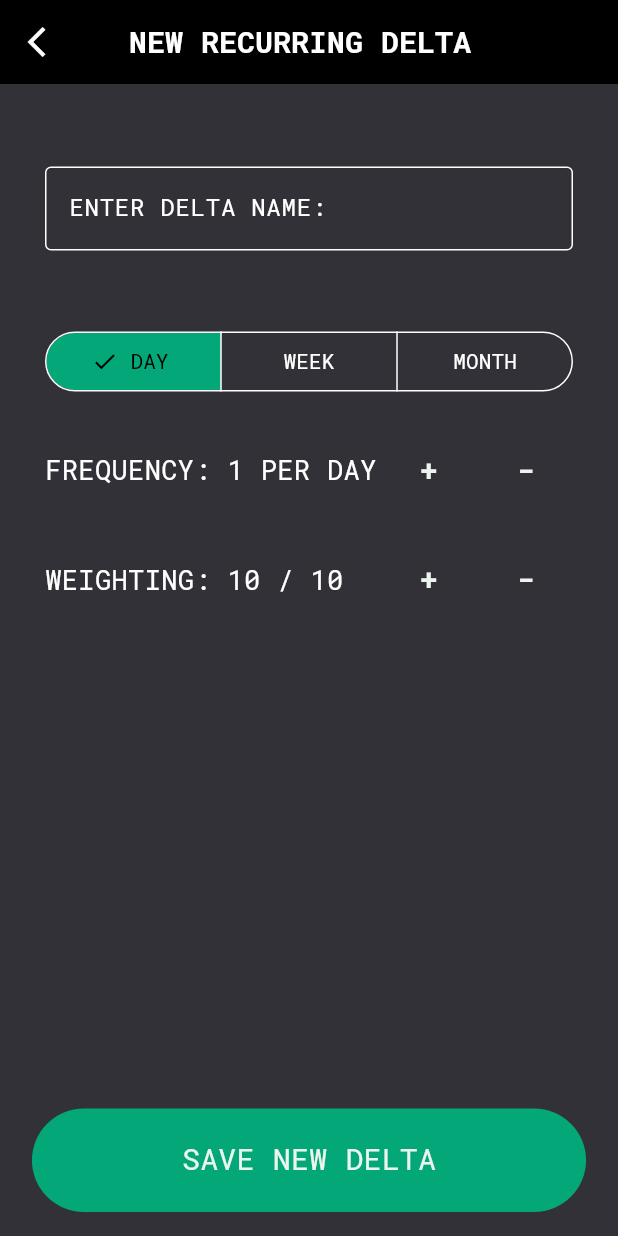
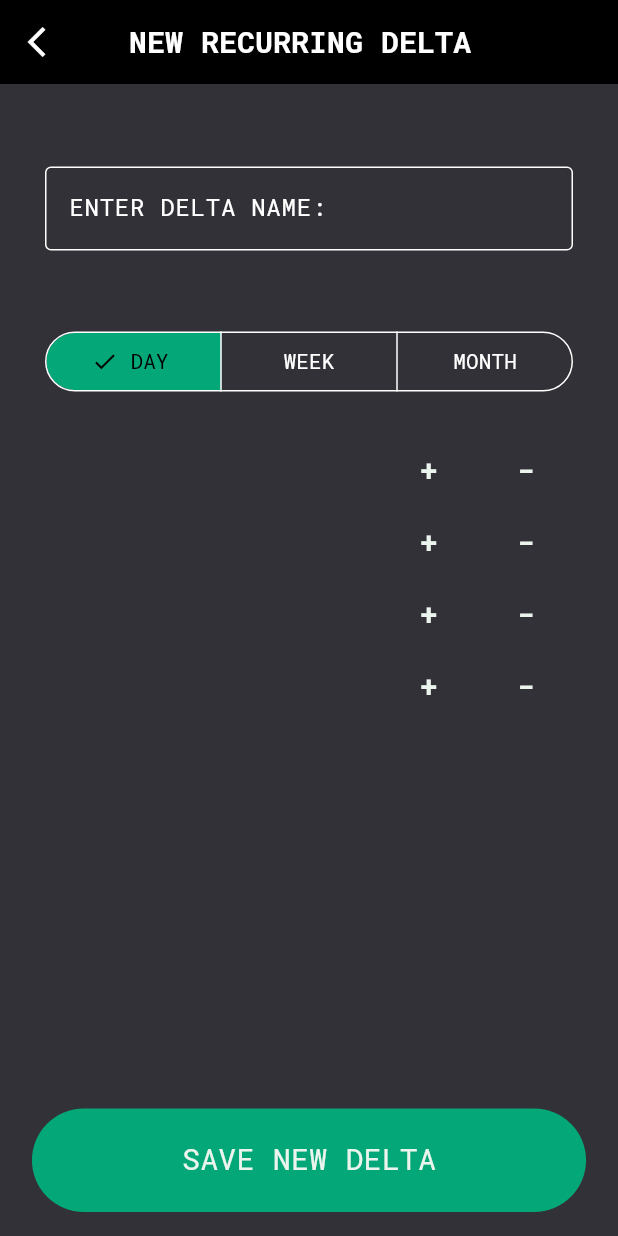
Before and after one commit to ItsThompson/neo_delta, a Flutter app: the NewRecurringPage screen opened by its route, on a phone screen of 412 x 824 dp. Run offline on Flutter 3.47's test engine with Material 3 defaults, Android fonts, the phone set to English and light mode, and no system bars; our stand-ins replace fl_chart, go_router, sqflite; missing offline and left inert: format; accounts and stored records are empty.

Commit message:
feat(recurring_delta): Added MV, EV, OV to recurring_delta

```diff
--- a/lib/pages/new_landmark_delta.dart
+++ b/lib/pages/new_landmark_delta.dart
@@ -4,8 +4,7 @@ import 'package:neo_delta/database/database.dart';
 import 'package:neo_delta/main_theme.dart';
 import 'package:neo_delta/models/landmark_delta.dart';
 import 'package:neo_delta/widgets/app_bar_with_back_button.dart';
-import 'package:sqflite/sqflite.dart';
-import 'package:path/path.dart';
+import 'package:neo_delta/widgets/buttons/inc_dec_with_label.dart';
 
 class NewLandmarkPage extends StatefulWidget {
   const NewLandmarkPage({super.key});
@@ -18,17 +17,13 @@ class _NewLandmarkPageState extends State<NewLandmarkPage> {
   double paddingForColumnItems = 25;
   String name = "";
   String description = "";
-  int _weighting = 10;
+  int weighting = 10;
   int maxWeighting = 10;
   bool showText = false;
   int descriptionMaxLine = 5;
 
-  int get weighting => _weighting;
-
-  set weighting(int newWeighting) {
-    if (newWeighting <= maxWeighting && newWeighting > 0) {
-      _weighting = newWeighting;
-    }
+  weightingCallback(value) {
+    weighting = value;
   }
 
   @override
@@ -79,49 +74,12 @@ class _NewLandmarkPageState extends State<NewLandmarkPage> {
                     ),
                   ),
                 ),
-                  Padding(
-                    padding: EdgeInsets.only(bottom: paddingForColumnItems),
-                    child: Row(
-                      mainAxisAlignment: MainAxisAlignment.spaceBetween,
-                      children: [
-                        Text("WEIGHTING: $weighting / $maxWeighting",
-                            style: const TextStyle(fontSize: 18)),
-                        Row(
-                          mainAxisAlignment: MainAxisAlignment.spaceAround,
-                          children: [
-                            TextButton(
-                                onPressed: () {
-                                  setState(() {
-                                    weighting += 1;
-                                  });
-                                },
-                                child: Text(
-                                  "+",
-                                  style: TextStyle(
-                                      fontWeight: FontWeight.bold,
-                                      fontSize: 20,
-                                      color:
-                                          mainTheme.colorScheme.inversePrimary),
-                                )),
-                            TextButton(
-                                onPressed: () {
-                                  setState(() {
-                                    weighting -= 1;
-                                  });
-                                },
-                                child: Text(
-                                  "-",
-                                  style: TextStyle(
-                                      fontWeight: FontWeight.bold,
-                                      fontSize: 20,
-                                      color:
-                                          mainTheme.colorScheme.inversePrimary),
-                                )),
-                          ],
-                        )
-                      ],
-                    ),
-                  ),
+                IncrementDecrementButton(
+                    value: weighting,
+                    minValue: 0,
+                    maxValue: maxWeighting,
+                    labelFormat: "WEIGHTING: {} / $maxWeighting",
+                    callBack: weightingCallback)
               ]))),
       floatingActionButton: TextButton(
         style: TextButton.styleFrom(
@@ -133,7 +91,6 @@ class _NewLandmarkPageState extends State<NewLandmarkPage> {
               showText = true;
             });
           } else {
-            print( "\n task name: $name\n description: $description\n weighting: $weighting"); // TODO: Business logic to write to database.
             addNewLandmark(name, description, weighting);
             context.pop();
           }
@@ -146,12 +103,17 @@ class _NewLandmarkPageState extends State<NewLandmarkPage> {
     );
   }
 
-  Future <void> addNewLandmark(String name, String description, int weighting) async {
+  Future<void> addNewLandmark(
+      String name, String description, int weighting) async {
     var now = DateTime.now();
     // Note the ID does not matter, it is autoincrementing in SQL and the insert statement does not take in an ID value.
-    var landmarkDelta = LandmarkDelta(id: 0, name: name, dateTime: now, weighting: weighting, description: description);
+    var landmarkDelta = LandmarkDelta(
+        id: 0,
+        name: name,
+        dateTime: now,
+        weighting: weighting,
+        description: description);
     final dbService = DatabaseService();
     dbService.insertLandmarkData(landmarkDelta);
-
   }
 }
--- a/lib/pages/new_recurring_delta.dart
+++ b/lib/pages/new_recurring_delta.dart
@@ -3,7 +3,7 @@ import 'package:go_router/go_router.dart';
 import 'package:neo_delta/main_theme.dart';
 import 'package:neo_delta/models/recurring_delta.dart';
 import 'package:neo_delta/widgets/app_bar_with_back_button.dart';
-
+import 'package:neo_delta/widgets/buttons/inc_dec_with_label.dart';
 
 class NewRecurringPage extends StatefulWidget {
   const NewRecurringPage({super.key});
@@ -16,26 +16,28 @@ class _NewRecurringPageState extends State<NewRecurringPage> {
   double paddingForColumnItems = 25;
   String name = "";
   DeltaInterval interval = DeltaInterval.day;
-  int _frequency = 1;
-  int _weighting = 10;
-  int maxWeighting = 10;
-  int maxFrequency = 99;
+
+  int minVol = 1, effectiveVol = 1, optimalVol = 1, weighting = 1;
+
+  int maxMinVol = 99, maxEffectiveVol = 99, maxOptimalVol = 99, maxWeighting = 10;
+
+
   bool showText = false;
 
-  int get frequency => _frequency;
-
-  set frequency(int newFrequency) {
-    if (newFrequency <= maxFrequency && newFrequency > 0) {
-      _frequency = newFrequency;
-    }
+  minVolCallback(value) {
+    minVol = value;
   }
 
-  int get weighting => _weighting;
+  effectiveVolCallback(value) {
+    minVol = value;
+  }
 
-  set weighting(int newWeighting) {
-    if (newWeighting <= maxWeighting && newWeighting > 0) {
-      _weighting = newWeighting;
-    }
+  optimalVolCallback(value) {
+    minVol = value;
+  }
+
+  weightingCallback(value) {
+    weighting = value;
   }
 
   @override
@@ -103,92 +105,30 @@ class _NewRecurringPageState extends State<NewRecurringPage> {
                           multiSelectionEnabled: false,
                         ),
                       )),
-                  Padding(
-                    padding: EdgeInsets.only(bottom: paddingForColumnItems),
-                    child: Row(
-                      mainAxisAlignment: MainAxisAlignment.spaceBetween,
-                      children: [
-                        Text("FREQUENCY: $frequency PER DAY",
-                            style: const TextStyle(fontSize: 18)),
-                        Row(
-                          mainAxisAlignment: MainAxisAlignment.spaceAround,
-                          children: [
-                            TextButton(
-                                onPressed: () {
-                                  setState(() {
-                                    frequency += 1;
-                                  });
-                                },
-                                child: Text(
-                                  "+",
-                                  style: TextStyle(
-                                      fontWeight: FontWeight.bold,
-                                      fontSize: 20,
-                                      color:
-                                          mainTheme.colorScheme.inversePrimary),
-                                )),
-                            TextButton(
-                                onPressed: () {
-                                  setState(() {
-                                    frequency -= 1;
-                                  });
-                                },
-                                child: Text(
-                                  "-",
-                                  style: TextStyle(
-                                      fontWeight: FontWeight.bold,
-                                      fontSize: 20,
-                                      color:
-                                          mainTheme.colorScheme.inversePrimary),
-                                )),
-                          ],
-                        )
-                      ],
-                    ),
-                  ),
-                  Padding(
-                    padding: EdgeInsets.only(bottom: paddingForColumnItems),
-                    child: Row(
-                      mainAxisAlignment: MainAxisAlignment.spaceBetween,
-                      children: [
-                        Text("WEIGHTING: $weighting / $maxWeighting",
-                            style: const TextStyle(fontSize: 18)),
-                        Row(
-                          mainAxisAlignment: MainAxisAlignment.spaceAround,
-                          children: [
-                            TextButton(
-                                onPressed: () {
-                                  setState(() {
-                                    weighting += 1;
-                                  });
-                                },
-                                child: Text(
-                                  "+",
-                                  style: TextStyle(
-                                      fontWeight: FontWeight.bold,
-                                      fontSize: 20,
-                                      color:
-                                          mainTheme.colorScheme.inversePrimary),
-                                )),
-                            TextButton(
-                                onPressed: () {
-                                  setState(() {
-                                    weighting -= 1;
-                                  });
-                                },
-                                child: Text(
-                                  "-",
-                                  style: TextStyle(
-                                      fontWeight: FontWeight.bold,
-                                      fontSize: 20,
-                                      color:
-                                          mainTheme.colorScheme.inversePrimary),
-                                )),
-                          ],
-                        )
-                      ],
-                    ),
-                  ),
+                  IncrementDecrementButton(
+                      value: minVol,
+                      minValue: 0,
+                      maxValue: maxMinVol,
+                      labelFormat: "MINIMUM VOLUME: {}",
+                      callBack: minVolCallback),
+                  IncrementDecrementButton(
+                      value: effectiveVol,
+                      minValue: 0,
+                      maxValue: maxEffectiveVol,
+                      labelFormat: "EFFECTIVE VOLUME: {}",
+                      callBack: effectiveVolCallback),
+                  IncrementDecrementButton(
+                      value: optimalVol,
+                      minValue: 0,
+                      maxValue: maxOptimalVol,
+                      labelFormat: "OPTIMAL VOLUME: {}",
+                      callBack: optimalVolCallback),
+                  IncrementDecrementButton(
+                      value: weighting,
+                      minValue: 0,
+                      maxValue: maxWeighting,
+                      labelFormat: "WEIGHTING: {} / $maxWeighting",
+                      callBack: weightingCallback)
                 ]),
           )),
       floatingActionButton: TextButton(
@@ -202,7 +142,7 @@ class _NewRecurringPageState extends State<NewRecurringPage> {
             });
           } else {
             print(
-                "\n task name: $name\n interval: $interval\n frequency: $frequency\n weighting: $weighting"); // TODO: Business logic to write to database.
+                "\n task name: $name\n interval: $interval\n minimumVolume: $minVol\n effectiveVolume: $effectiveVol\n optimalVolume: $optimalVol\n weighting: $weighting"); // TODO: Business logic to write to database.
             context.pop();
           }
         },
--- /dev/null
+++ b/lib/widgets/buttons/inc_dec_with_label.dart
@@ -0,0 +1,82 @@
+import 'package:flutter/material.dart';
+import 'package:neo_delta/main_theme.dart';
+import 'package:format/format.dart';
+
+class IncrementDecrementButton extends StatefulWidget {
+  final int value;
+  final int minValue;
+  final int maxValue;
+  final String labelFormat; // i.e. FREQUENCY: {} PER DAY
+  final Function callBack;
+  const IncrementDecrementButton(
+      {super.key, required this.value, required this.minValue, required this.maxValue, required this.labelFormat, required this.callBack});
+
+  @override
+  State<IncrementDecrementButton> createState() =>
+      _IncrementDecrementButtonState();
+}
+
+class _IncrementDecrementButtonState extends State<IncrementDecrementButton> {
+  int _value = 0;
+
+
+  int get value => _value;
+
+  set value(int newValue) {
+    if (newValue <= widget.maxValue && newValue > widget.minValue) {
+      _value = newValue;
+    }
+  }
+
+  @override
+  void initState() {
+    super.initState();
+    value = widget.value;
+  }
+
+  @override
+  Widget build(BuildContext context) {
+    return Row(
+      mainAxisAlignment: MainAxisAlignment.spaceBetween,
+      children: [
+        Text(
+        // "FREQUENCY: $value PER DAY"
+        format(widget.labelFormat, value)
+        , style: const TextStyle(fontSize: 18)),
+        Row(
+          mainAxisAlignment: MainAxisAlignment.spaceAround,
+          children: [
+            TextButton(
+                onPressed: () {
+                  setState(() {
+                    value += 1;
+                  });
+                  widget.callBack(value);
+                },
+                child: Text(
+                  "+",
+                  style: TextStyle(
+                      fontWeight: FontWeight.bold,
+                      fontSize: 20,
+                      color: mainTheme.colorScheme.inversePrimary),
+                )),
+            TextButton(
+                onPressed: () {
+                  setState(() {
+                    value -= 1;
+                  });
+                  widget.callBack(value);
+                },
+                child: Text(
+                  "-",
+                  style: TextStyle(
+                      fontWeight: FontWeight.bold,
+                      fontSize: 20,
+                      color: mainTheme.colorScheme.inversePrimary),
+                )),
+          ],
+        )
+      ],
+    );
+  }
+}
--- a/pubspec.yaml
+++ b/pubspec.yaml
@@ -40,6 +40,7 @@ dependencies:
   fl_chart: ^0.66.1
   sqflite: ^2.3.2
   path: ^1.8.3
+  format: ^1.4.0
 
 dev_dependencies:
   flutter_test:
```
Also changed, not shown: lib/models/recurring_delta.dart (+15 -6 lines), lib/pages/recurring_delta.dart (+19 -4 lines), lib/widgets/home/recurring_delta_grid.dart (+15 -0 lines), pubspec.lock. Lines whose indentation alone changed are shown as unchanged.
